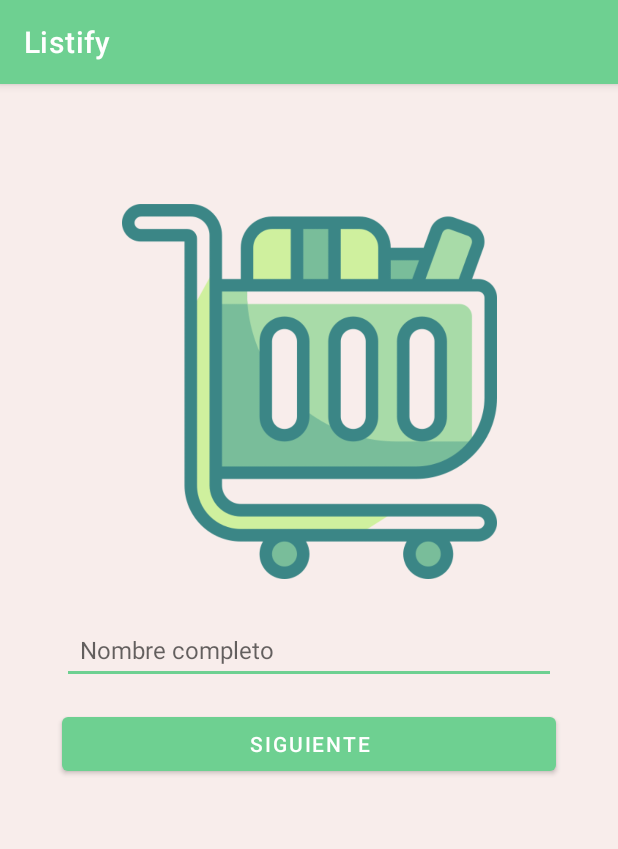
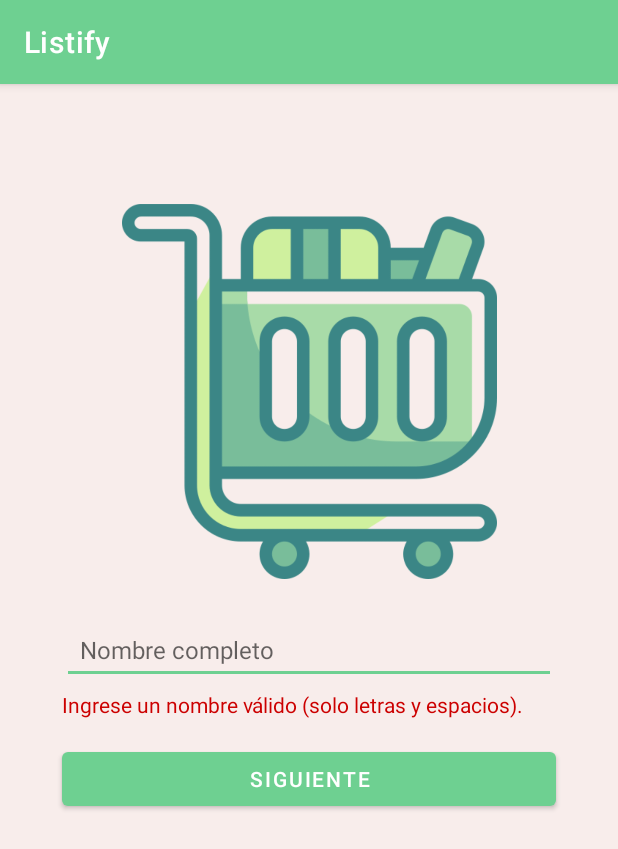
Before and after one commit to EstebanColoradoGonzalez/Listify, an Android app: the screen it shows after launch (RegisterActivity), after a tap on "SIGUIENTE", on a phone screen of 412 x 824 dp. Shown: the top 849 px of the screen. Run offline under Robolectric (Android 15) with nearby library versions, the light colour scheme and no system bars; our stand-ins replace Room's generated code.

Commit message:
Feat: Add username input validation

```diff
--- /dev/null
+++ b/app/src/main/java/com/estebancoloradogonzalez/listify/utils/InputValidator.kt
@@ -0,0 +1,7 @@
+package com.estebancoloradogonzalez.listify.utils
+
+object InputValidator {
+    fun isValidName(name: String): Boolean {
+        return name.isNotBlank() && name.matches(Regex(RegexExpressions.VALID_NAME_REGEX))
+    }
+}
--- /dev/null
+++ b/app/src/main/java/com/estebancoloradogonzalez/listify/utils/Messages.kt
@@ -0,0 +1,5 @@
+package com.estebancoloradogonzalez.listify.utils
+
+object Messages {
+    const val ENTER_VALID_NAME_MESSAGE: String = "Ingrese un nombre válido (solo letras y espacios)."
+}
--- /dev/null
+++ b/app/src/main/java/com/estebancoloradogonzalez/listify/utils/RegexExpressions.kt
@@ -0,0 +1,5 @@
+package com.estebancoloradogonzalez.listify.utils
+
+object RegexExpressions {
+    const val VALID_NAME_REGEX = "^[a-zA-ZáéíóúÁÉÍÓÚñÑ ]+\$"
+}
--- a/app/src/main/java/com/estebancoloradogonzalez/listify/view/RegisterActivity.kt
+++ b/app/src/main/java/com/estebancoloradogonzalez/listify/view/RegisterActivity.kt
@@ -2,6 +2,7 @@ package com.estebancoloradogonzalez.listify.view
 
 import android.content.Intent
 import android.os.Bundle
+import android.view.View
 import androidx.activity.viewModels
 import androidx.appcompat.app.AppCompatActivity
 import com.estebancoloradogonzalez.listify.databinding.ActivityRegisterBinding
@@ -19,15 +20,19 @@ class RegisterActivity : AppCompatActivity() {
 
         binding.btnNext.setOnClickListener {
             val name = binding.etUserName.text.toString()
-            if (name.isNotEmpty()) {
-                userViewModel.registerUser(name) { userId ->
-                    val intent = Intent(this, UserBudgetActivity::class.java).apply {
-                        putExtra(TextConstants.PARAM_USER_ID, userId)
-                    }
-                    startActivity(intent)
-                    finish()
+
+            userViewModel.registerUser(name, { errorMessage ->
+                binding.tvErrorMessage.text = errorMessage
+                binding.tvErrorMessage.visibility = View.VISIBLE
+            }) { userId ->
+                binding.tvErrorMessage.visibility = View.GONE
+                val intent = Intent(this, UserBudgetActivity::class.java).apply {
+                    putExtra(TextConstants.PARAM_USER_ID, userId)
                 }
+                startActivity(intent)
+                finish()
             }
         }
+
     }
 }
--- a/app/src/main/java/com/estebancoloradogonzalez/listify/viewmodel/UserViewModel.kt
+++ b/app/src/main/java/com/estebancoloradogonzalez/listify/viewmodel/UserViewModel.kt
@@ -7,6 +7,8 @@ import androidx.lifecycle.MutableLiveData
 import androidx.lifecycle.viewModelScope
 import com.estebancoloradogonzalez.listify.model.database.AppDatabase
 import com.estebancoloradogonzalez.listify.model.entity.User
+import com.estebancoloradogonzalez.listify.utils.InputValidator
+import com.estebancoloradogonzalez.listify.utils.Messages
 import kotlinx.coroutines.Dispatchers
 import kotlinx.coroutines.withContext
 import kotlinx.coroutines.launch
@@ -28,7 +30,12 @@ class UserViewModel(application: Application) : AndroidViewModel(application) {
         }
     }
 
-    fun registerUser(name: String, onUserRegistered: (Long) -> Unit) {
+    fun registerUser(name: String, onError: (String) -> Unit, onUserRegistered: (Long) -> Unit) {
+        if (!InputValidator.isValidName(name)) {
+            onError(Messages.ENTER_VALID_NAME_MESSAGE)
+            return
+        }
+
         viewModelScope.launch {
             val newUser = User(name = name, registrationDate = LocalDateTime.now())
             userDao.insertUser(newUser)
--- a/app/src/main/res/layout/activity_register.xml
+++ b/app/src/main/res/layout/activity_register.xml
@@ -31,7 +31,19 @@
         app:layout_constraintTop_toBottomOf="@id/ivLogo"
         app:layout_constraintStart_toStartOf="parent"
         app:layout_constraintEnd_toEndOf="parent"
-        app:layout_constraintWidth_percent="0.8"/>
+        app:layout_constraintWidth_percent="0.8" />
+
+    <TextView
+        android:id="@+id/tvErrorMessage"
+        android:layout_width="0dp"
+        android:layout_height="wrap_content"
+        android:textColor="@android:color/holo_red_dark"
+        android:textSize="14sp"
+        android:visibility="gone"
+        android:layout_marginTop="4dp"
+        app:layout_constraintTop_toBottomOf="@id/etUserName"
+        app:layout_constraintStart_toStartOf="@id/etUserName"
+        app:layout_constraintEnd_toEndOf="@id/etUserName"/>
 
     <Button
         android:id="@+id/btnNext"
@@ -41,6 +53,6 @@
         android:text="@string/next_button"
         app:layout_constraintEnd_toEndOf="parent"
         app:layout_constraintStart_toStartOf="parent"
-        app:layout_constraintTop_toBottomOf="@id/etUserName"
+        app:layout_constraintTop_toBottomOf="@id/tvErrorMessage"
         app:layout_constraintWidth_percent="0.8" />
 </androidx.constraintlayout.widget.ConstraintLayout>
```
